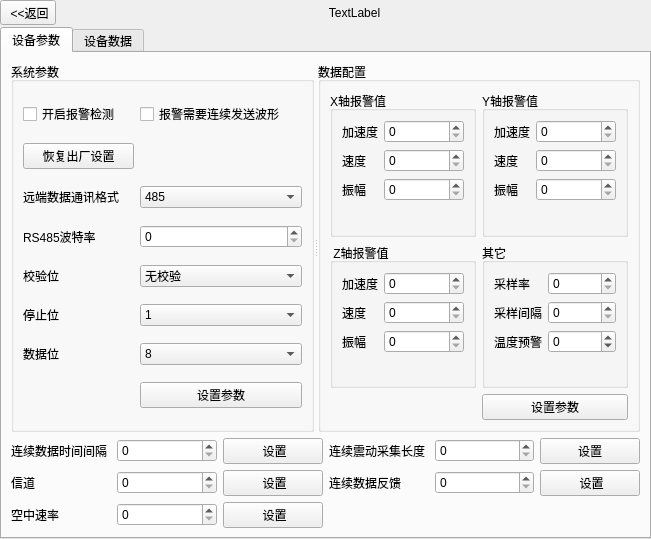
The window that src/devicewidget.ui (yesyan/GDCS01) describes before a commit, drawn with Qt 5.
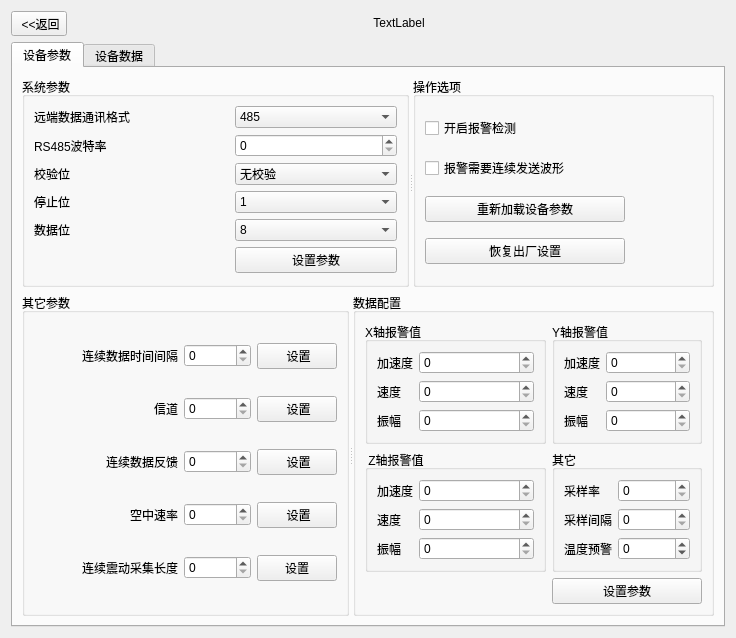
The same window after the commit. Custom widgets are drawn as their Qt base class.

Commit message: 修改界面布局

```diff
--- a/src/devicewidget.ui
+++ b/src/devicewidget.ui
@@ -6,31 +6,45 @@
    <rect>
     <x>0</x>
     <y>0</y>
-    <width>651</width>
-    <height>539</height>
+    <width>736</width>
+    <height>587</height>
    </rect>
   </property>
   <property name="windowTitle">
    <string>Form</string>
   </property>
-  <layout class="QGridLayout" name="gridLayout_4">
-   <property name="leftMargin">
-    <number>0</number>
-   </property>
-   <property name="topMargin">
-    <number>0</number>
-   </property>
-   <property name="rightMargin">
-    <number>0</number>
-   </property>
-   <property name="bottomMargin">
-    <number>0</number>
-   </property>
-   <property name="spacing">
-    <number>2</number>
-   </property>
+  <layout class="QGridLayout" name="gridLayout_2">
+   <item row="0" column="0">
+    <widget class="QToolButton" name="toolButton_back">
+     <property name="text">
+      <string> &lt;&lt;返回</string>
+     </property>
+    </widget>
+   </item>
+   <item row="0" column="1">
+    <widget class="QLabel" name="label_slave">
+     <property name="sizePolicy">
+      <sizepolicy hsizetype="Preferred" vsizetype="Fixed">
+       <horstretch>0</horstretch>
+       <verstretch>0</verstretch>
+      </sizepolicy>
+     </property>
+     <property name="text">
+      <string>TextLabel</string>
+     </property>
+     <property name="alignment">
+      <set>Qt::AlignCenter</set>
+     </property>
+    </widget>
+   </item>
    <item row="1" column="0" colspan="2">
     <widget class="QTabWidget" name="tabWidget">
+     <property name="sizePolicy">
+      <sizepolicy hsizetype="Minimum" vsizetype="Fixed">
+       <horstretch>0</horstretch>
+       <verstretch>0</verstretch>
+      </sizepolicy>
+     </property>
      <property name="currentIndex">
       <number>0</number>
      </property>
@@ -38,37 +52,9 @@
       <attribute name="title">
        <string>设备参数</string>
       </attribute>
-      <layout class="QGridLayout" name="gridLayout_3">
-       <item row="2" column="1">
-        <layout class="QHBoxLayout" name="horizontalLayout_4">
-         <item>
-          <widget class="QLabel" name="label_2">
-           <property name="text">
-            <string>连续数据反馈</string>
-           </property>
-          </widget>
-         </item>
-         <item>
-          <widget class="QSpinBox" name="spinBox_31">
-           <property name="maximum">
-            <number>99999999</number>
-           </property>
-          </widget>
-         </item>
-         <item>
-          <widget class="QPushButton" name="pushButton_31">
-           <property name="text">
-            <string> 设置</string>
-           </property>
-           <attribute name="buttonGroup">
-            <string notr="true">buttonGroup_2</string>
-           </attribute>
-          </widget>
-         </item>
-        </layout>
-       </item>
-       <item row="0" column="0" colspan="2">
-        <widget class="QSplitter" name="splitter">
+      <layout class="QVBoxLayout" name="verticalLayout_3">
+       <item>
+        <widget class="QSplitter" name="splitter_2">
          <property name="orientation">
           <enum>Qt::Horizontal</enum>
          </property>
@@ -77,13 +63,6 @@
            <string>系统参数</string>
           </property>
           <layout class="QGridLayout" name="gridLayout">
-           <item row="1" column="2">
-            <widget class="QCheckBox" name="checkBox_24">
-             <property name="text">
-              <string>报警需要连续发送波形</string>
-             </property>
-            </widget>
-           </item>
            <item row="3" column="0">
             <widget class="QLabel" name="label_4">
              <property name="text">
@@ -91,13 +70,6 @@
              </property>
             </widget>
            </item>
-           <item row="2" column="0">
-            <widget class="QPushButton" name="pushButton">
-             <property name="text">
-              <string>恢复出厂设置</string>
-             </property>
-            </widget>
-           </item>
            <item row="6" column="0">
             <widget class="QLabel" name="label_7">
              <property name="text">
@@ -190,6 +162,12 @@
            </item>
            <item row="8" column="2">
             <widget class="QPushButton" name="pushButton_6_9">
+             <property name="sizePolicy">
+              <sizepolicy hsizetype="Minimum" vsizetype="Fixed">
+               <horstretch>0</horstretch>
+               <verstretch>0</verstretch>
+              </sizepolicy>
+             </property>
              <property name="text">
               <string>设置参数</string>
              </property>
@@ -245,26 +223,367 @@
              </property>
             </widget>
            </item>
-           <item row="1" column="0">
+          </layout>
+         </widget>
+         <widget class="QGroupBox" name="groupBox_8">
+          <property name="title">
+           <string>操作选项</string>
+          </property>
+          <layout class="QVBoxLayout" name="verticalLayout_2">
+           <item>
             <widget class="QCheckBox" name="checkBox_4">
              <property name="text">
               <string>开启报警检测</string>
              </property>
             </widget>
            </item>
+           <item>
+            <widget class="QCheckBox" name="checkBox_24">
+             <property name="text">
+              <string>报警需要连续发送波形</string>
+             </property>
+            </widget>
+           </item>
+           <item>
+            <widget class="QPushButton" name="pushButton_reload">
+             <property name="sizePolicy">
+              <sizepolicy hsizetype="Fixed" vsizetype="Fixed">
+               <horstretch>0</horstretch>
+               <verstretch>0</verstretch>
+              </sizepolicy>
+             </property>
+             <property name="minimumSize">
+              <size>
+               <width>200</width>
+               <height>0</height>
+              </size>
+             </property>
+             <property name="text">
+              <string>重新加载设备参数</string>
+             </property>
+            </widget>
+           </item>
+           <item>
+            <widget class="QPushButton" name="pushButton">
+             <property name="sizePolicy">
+              <sizepolicy hsizetype="Fixed" vsizetype="Fixed">
+               <horstretch>0</horstretch>
+               <verstretch>0</verstretch>
+              </sizepolicy>
+             </property>
+             <property name="minimumSize">
+              <size>
+               <width>200</width>
+               <height>0</height>
+              </size>
+             </property>
+             <property name="text">
+              <string>恢复出厂设置</string>
+             </property>
+            </widget>
+           </item>
+          </layout>
+         </widget>
+        </widget>
+       </item>
+       <item>
+        <widget class="QSplitter" name="splitter">
+         <property name="orientation">
+          <enum>Qt::Horizontal</enum>
+         </property>
+         <property name="opaqueResize">
+          <bool>true</bool>
+         </property>
+         <property name="childrenCollapsible">
+          <bool>true</bool>
+         </property>
+         <widget class="QGroupBox" name="groupBox_3">
+          <property name="title">
+           <string>其它参数</string>
+          </property>
+          <layout class="QVBoxLayout" name="verticalLayout">
+           <item>
+            <layout class="QHBoxLayout" name="horizontalLayout">
+             <item>
+              <widget class="QLabel" name="label_8">
+               <property name="text">
+                <string>连续数据时间间隔</string>
+               </property>
+               <property name="alignment">
+                <set>Qt::AlignRight|Qt::AlignTrailing|Qt::AlignVCenter</set>
+               </property>
+              </widget>
+             </item>
+             <item>
+              <widget class="QSpinBox" name="spinBox_22">
+               <property name="sizePolicy">
+                <sizepolicy hsizetype="Fixed" vsizetype="Fixed">
+                 <horstretch>0</horstretch>
+                 <verstretch>0</verstretch>
+                </sizepolicy>
+               </property>
+               <property name="maximum">
+                <number>99999999</number>
+               </property>
+              </widget>
+             </item>
+             <item>
+              <widget class="QPushButton" name="pushButton_22">
+               <property name="sizePolicy">
+                <sizepolicy hsizetype="Fixed" vsizetype="Fixed">
+                 <horstretch>0</horstretch>
+                 <verstretch>0</verstretch>
+                </sizepolicy>
+               </property>
+               <property name="text">
+                <string> 设置</string>
+               </property>
+              </widget>
+             </item>
+            </layout>
+           </item>
+           <item>
+            <layout class="QHBoxLayout" name="horizontalLayout_3">
+             <item>
+              <widget class="QLabel" name="label">
+               <property name="text">
+                <string>信道</string>
+               </property>
+               <property name="alignment">
+                <set>Qt::AlignRight|Qt::AlignTrailing|Qt::AlignVCenter</set>
+               </property>
+              </widget>
+             </item>
+             <item>
+              <widget class="QSpinBox" name="spinBox_2">
+               <property name="sizePolicy">
+                <sizepolicy hsizetype="Fixed" vsizetype="Fixed">
+                 <horstretch>0</horstretch>
+                 <verstretch>0</verstretch>
+                </sizepolicy>
+               </property>
+               <property name="maximum">
+                <number>99999999</number>
+               </property>
+              </widget>
+             </item>
+             <item>
+              <widget class="QPushButton" name="pushButton_2">
+               <property name="sizePolicy">
+                <sizepolicy hsizetype="Fixed" vsizetype="Fixed">
+                 <horstretch>0</horstretch>
+                 <verstretch>0</verstretch>
+                </sizepolicy>
+               </property>
+               <property name="text">
+                <string> 设置</string>
+               </property>
+               <attribute name="buttonGroup">
+                <string notr="true">buttonGroup_2</string>
+               </attribute>
+              </widget>
+             </item>
+            </layout>
+           </item>
+           <item>
+            <layout class="QHBoxLayout" name="horizontalLayout_4">
+             <item>
+              <widget class="QLabel" name="label_2">
+               <property name="text">
+                <string>连续数据反馈</string>
+               </property>
+               <property name="alignment">
+                <set>Qt::AlignRight|Qt::AlignTrailing|Qt::AlignVCenter</set>
+               </property>
+              </widget>
+             </item>
+             <item>
+              <widget class="QSpinBox" name="spinBox_31">
+               <property name="sizePolicy">
+                <sizepolicy hsizetype="Fixed" vsizetype="Fixed">
+                 <horstretch>0</horstretch>
+                 <verstretch>0</verstretch>
+                </sizepolicy>
+               </property>
+               <property name="maximum">
+                <number>99999999</number>
+               </property>
+              </widget>
+             </item>
+             <item>
+              <widget class="QPushButton" name="pushButton_31">
+               <property name="sizePolicy">
+                <sizepolicy hsizetype="Fixed" vsizetype="Fixed">
+                 <horstretch>0</horstretch>
+                 <verstretch>0</verstretch>
+                </sizepolicy>
+               </property>
+               <property name="text">
+                <string> 设置</string>
+               </property>
+               <attribute name="buttonGroup">
+                <string notr="true">buttonGroup_2</string>
+               </attribute>
+              </widget>
+             </item>
+            </layout>
+           </item>
+           <item>
+            <layout class="QHBoxLayout" name="horizontalLayout_5">
+             <item>
+              <widget class="QLabel" name="label_3">
+               <property name="text">
+                <string>空中速率</string>
+               </property>
+               <property name="alignment">
+                <set>Qt::AlignRight|Qt::AlignTrailing|Qt::AlignVCenter</set>
+               </property>
+              </widget>
+             </item>
+             <item>
+              <widget class="QSpinBox" name="spinBox_5">
+               <property name="sizePolicy">
+                <sizepolicy hsizetype="Fixed" vsizetype="Fixed">
+                 <horstretch>0</horstretch>
+                 <verstretch>0</verstretch>
+                </sizepolicy>
+               </property>
+               <property name="maximum">
+                <number>99999999</number>
+               </property>
+              </widget>
+             </item>
+             <item>
+              <widget class="QPushButton" name="pushButton_5">
+               <property name="sizePolicy">
+                <sizepolicy hsizetype="Fixed" vsizetype="Fixed">
+                 <horstretch>0</horstretch>
+                 <verstretch>0</verstretch>
+                </sizepolicy>
+               </property>
+               <property name="text">
+                <string> 设置</string>
+               </property>
+               <attribute name="buttonGroup">
+                <string notr="true">buttonGroup_2</string>
+               </attribute>
+              </widget>
+             </item>
+            </layout>
+           </item>
+           <item>
+            <layout class="QHBoxLayout" name="horizontalLayout_2">
+             <item>
+              <widget class="QLabel" name="label_22">
+               <property name="text">
+                <string>连续震动采集长度</string>
+               </property>
+               <property name="alignment">
+                <set>Qt::AlignRight|Qt::AlignTrailing|Qt::AlignVCenter</set>
+               </property>
+              </widget>
+             </item>
+             <item>
+              <widget class="QSpinBox" name="spinBox_23">
+               <property name="sizePolicy">
+                <sizepolicy hsizetype="Fixed" vsizetype="Fixed">
+                 <horstretch>0</horstretch>
+                 <verstretch>0</verstretch>
+                </sizepolicy>
+               </property>
+               <property name="suffix">
+                <string/>
+               </property>
+               <property name="prefix">
+                <string/>
+               </property>
+               <property name="maximum">
+                <number>99999999</number>
+               </property>
+              </widget>
+             </item>
+             <item>
+              <widget class="QPushButton" name="pushButton_23">
+               <property name="sizePolicy">
+                <sizepolicy hsizetype="Fixed" vsizetype="Fixed">
+                 <horstretch>0</horstretch>
+                 <verstretch>0</verstretch>
+                </sizepolicy>
+               </property>
+               <property name="text">
+                <string>设置</string>
+               </property>
+               <attribute name="buttonGroup">
+                <string notr="true">buttonGroup_2</string>
+               </attribute>
+              </widget>
+             </item>
+            </layout>
+           </item>
           </layout>
          </widget>
          <widget class="QGroupBox" name="groupBox_2">
           <property name="title">
            <string>数据配置</string>
           </property>
-          <layout class="QGridLayout" name="gridLayout_2">
+          <layout class="QGridLayout" name="gridLayout_6">
+           <item row="0" column="0">
+            <widget class="QGroupBox" name="groupBox_4">
+             <property name="title">
+              <string>X轴报警值</string>
+             </property>
+             <layout class="QFormLayout" name="formLayout_2">
+              <item row="0" column="0">
+               <widget class="QLabel" name="label_9">
+                <property name="text">
+                 <string>加速度</string>
+                </property>
+               </widget>
+              </item>
+              <item row="0" column="1">
+               <widget class="QSpinBox" name="spinBox_11">
+                <property name="maximum">
+                 <number>99999999</number>
+                </property>
+               </widget>
+              </item>
+              <item row="1" column="0">
+               <widget class="QLabel" name="label_10">
+                <property name="text">
+                 <string>速度</string>
+                </property>
+               </widget>
+              </item>
+              <item row="1" column="1">
+               <widget class="QSpinBox" name="spinBox_12">
+                <property name="maximum">
+                 <number>99999999</number>
+                </property>
+               </widget>
+              </item>
+              <item row="2" column="0">
+               <widget class="QLabel" name="label_11">
+                <property name="text">
+                 <string>振幅</string>
+                </property>
+               </widget>
+              </item>
+              <item row="2" column="1">
+               <widget class="QSpinBox" name="spinBox_13">
+                <property name="maximum">
+                 <number>99999999</number>
+                </property>
+               </widget>
+              </item>
+             </layout>
+            </widget>
+           </item>
            <item row="0" column="1">
             <widget class="QGroupBox" name="groupBox_5">
              <property name="title">
               <string>Y轴报警值</string>
              </property>
-             <layout class="QFormLayout" name="formLayout_2">
+             <layout class="QFormLayout" name="formLayout">
               <item row="0" column="0">
                <widget class="QLabel" name="label_12">
                 <property name="text">
@@ -293,13 +612,6 @@
                 </property>
                </widget>
               </item>
-              <item row="2" column="1">
-               <widget class="QSpinBox" name="spinBox_16">
-                <property name="maximum">
-                 <number>99999999</number>
-                </property>
-               </widget>
-              </item>
               <item row="2" column="0">
                <widget class="QLabel" name="label_14">
                 <property name="text">
@@ -307,6 +619,13 @@
                 </property>
                </widget>
               </item>
+              <item row="2" column="1">
+               <widget class="QSpinBox" name="spinBox_16">
+                <property name="maximum">
+                 <number>99999999</number>
+                </property>
+               </widget>
+              </item>
              </layout>
             </widget>
            </item>
@@ -361,13 +680,6 @@
              </layout>
             </widget>
            </item>
-           <item row="2" column="1">
-            <widget class="QPushButton" name="pushButton_11_20">
-             <property name="text">
-              <string>设置参数</string>
-             </property>
-            </widget>
-           </item>
            <item row="1" column="1">
             <widget class="QGroupBox" name="groupBox_7">
              <property name="title">
@@ -422,179 +734,35 @@
              </layout>
             </widget>
            </item>
-           <item row="0" column="0">
-            <widget class="QGroupBox" name="groupBox_4">
-             <property name="title">
-              <string>X轴报警值</string>
+           <item row="2" column="1">
+            <widget class="QPushButton" name="pushButton_11_20">
+             <property name="sizePolicy">
+              <sizepolicy hsizetype="Minimum" vsizetype="Fixed">
+               <horstretch>0</horstretch>
+               <verstretch>0</verstretch>
+              </sizepolicy>
              </property>
-             <layout class="QFormLayout" name="formLayout">
-              <item row="0" column="0">
-               <widget class="QLabel" name="label_9">
-                <property name="text">
-                 <string>加速度</string>
-                </property>
-               </widget>
-              </item>
-              <item row="0" column="1">
-               <widget class="QSpinBox" name="spinBox_11">
-                <property name="maximum">
-                 <number>99999999</number>
-                </property>
-               </widget>
-              </item>
-              <item row="1" column="0">
-               <widget class="QLabel" name="label_10">
-                <property name="text">
-                 <string>速度</string>
-                </property>
-               </widget>
-              </item>
-              <item row="1" column="1">
-               <widget class="QSpinBox" name="spinBox_12">
-                <property name="maximum">
-                 <number>99999999</number>
-                </property>
-               </widget>
-              </item>
-              <item row="2" column="1">
-               <widget class="QSpinBox" name="spinBox_13">
-                <property name="maximum">
-                 <number>99999999</number>
-                </property>
-               </widget>
-              </item>
-              <item row="2" column="0">
-               <widget class="QLabel" name="label_11">
-                <property name="text">
-                 <string>振幅</string>
-                </property>
-               </widget>
-              </item>
-             </layout>
+             <property name="minimumSize">
+              <size>
+               <width>0</width>
+               <height>0</height>
+              </size>
+             </property>
+             <property name="maximumSize">
+              <size>
+               <width>150</width>
+               <height>16777215</height>
+              </size>
+             </property>
+             <property name="text">
+              <string>设置参数</string>
+             </property>
             </widget>
            </item>
           </layout>
          </widget>
         </widget>
        </item>
-       <item row="1" column="1">
-        <layout class="QHBoxLayout" name="horizontalLayout_2">
-         <item>
-          <widget class="QLabel" name="label_22">
-           <property name="text">
-            <string>连续震动采集长度</string>
-           </property>
-          </widget>
-         </item>
-         <item>
-          <widget class="QSpinBox" name="spinBox_23">
-           <property name="suffix">
-            <string/>
-           </property>
-           <property name="prefix">
-            <string/>
-           </property>
-           <property name="maximum">
-            <number>99999999</number>
-           </property>
-          </widget>
-         </item>
-         <item>
-          <widget class="QPushButton" name="pushButton_23">
-           <property name="text">
-            <string>设置</string>
-           </property>
-           <attribute name="buttonGroup">
-            <string notr="true">buttonGroup_2</string>
-           </attribute>
-          </widget>
-         </item>
-        </layout>
-       </item>
-       <item row="1" column="0">
-        <layout class="QHBoxLayout" name="horizontalLayout">
-         <item>
-          <widget class="QLabel" name="label_8">
-           <property name="text">
-            <string>连续数据时间间隔</string>
-           </property>
-          </widget>
-         </item>
-         <item>
-          <widget class="QSpinBox" name="spinBox_22">
-           <property name="maximum">
-            <number>99999999</number>
-           </property>
-          </widget>
-         </item>
-         <item>
-          <widget class="QPushButton" name="pushButton_22">
-           <property name="text">
-            <string> 设置</string>
-           </property>
-           <attribute name="buttonGroup">
-            <string notr="true">buttonGroup_2</string>
-           </attribute>
-          </widget>
-         </item>
-        </layout>
-       </item>
-       <item row="2" column="0">
-        <layout class="QHBoxLayout" name="horizontalLayout_3">
-         <item>
-          <widget class="QLabel" name="label">
-           <property name="text">
-            <string>信道</string>
-           </property>
-          </widget>
-         </item>
-         <item>
-          <widget class="QSpinBox" name="spinBox_2">
-           <property name="maximum">
-            <number>99999999</number>
-           </property>
-          </widget>
-         </item>
-         <item>
-          <widget class="QPushButton" name="pushButton_2">
-           <property name="text">
-            <string> 设置</string>
-           </property>
-           <attribute name="buttonGroup">
-            <string notr="true">buttonGroup_2</string>
-           </attribute>
-          </widget>
-         </item>
-        </layout>
-       </item>
-       <item row="3" column="0">
-        <layout class="QHBoxLayout" name="horizontalLayout_5">
-         <item>
-          <widget class="QLabel" name="label_3">
-           <property name="text">
-            <string>空中速率</string>
-           </property>
-          </widget>
-         </item>
-         <item>
-          <widget class="QSpinBox" name="spinBox_5">
-           <property name="maximum">
-            <number>99999999</number>
-           </property>
-          </widget>
-         </item>
-         <item>
-          <widget class="QPushButton" name="pushButton_5">
-           <property name="text">
-            <string> 设置</string>
-           </property>
-           <attribute name="buttonGroup">
-            <string notr="true">buttonGroup_2</string>
-           </attribute>
-          </widget>
-         </item>
-        </layout>
-       </item>
       </layout>
      </widget>
      <widget class="QWidget" name="tab_2">
@@ -793,23 +961,6 @@
      </widget>
     </widget>
    </item>
-   <item row="0" column="0">
-    <widget class="QToolButton" name="toolButton_back">
-     <property name="text">
-      <string> &lt;&lt;返回</string>
-     </property>
-    </widget>
-   </item>
-   <item row="0" column="1">
-    <widget class="QLabel" name="label_slave">
-     <property name="text">
-      <string>TextLabel</string>
-     </property>
-     <property name="alignment">
-      <set>Qt::AlignCenter</set>
-     </property>
-    </widget>
-   </item>
   </layout>
  </widget>
  <customwidgets>
```
Left out of the diff: 33 changed lines with no effect on the pictures. The commit also changes 5 other files.
